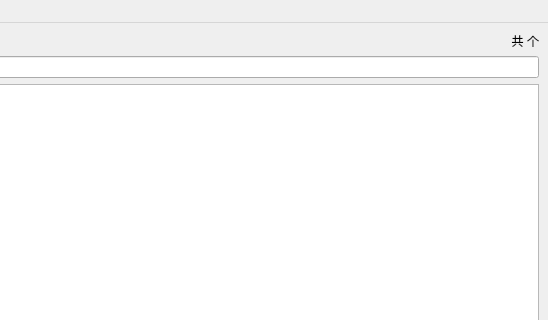
The window that VoiceBankUtils/voicebankmanagerwindow.ui (shine5402/VoicebankManager) describes before a commit, drawn with Qt 5; both pictures show x 252 to 800 and y 0 to 320 of the 800 by 600 pixel window.
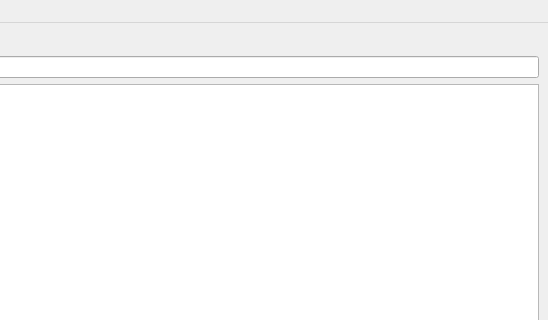
The same window after the commit.

```diff
--- a/VoiceBankUtils/voicebankmanagerwindow.ui
+++ b/VoiceBankUtils/voicebankmanagerwindow.ui
@@ -53,7 +53,7 @@
     <item row="0" column="1">
      <widget class="QLabel" name="voicebankCountLabel">
       <property name="text">
-       <string>共 个</string>
+       <string/>
       </property>
       <property name="alignment">
        <set>Qt::AlignRight|Qt::AlignTrailing|Qt::AlignVCenter</set>
```
Left out of the diff: 2 changed lines with no effect on the pictures.
